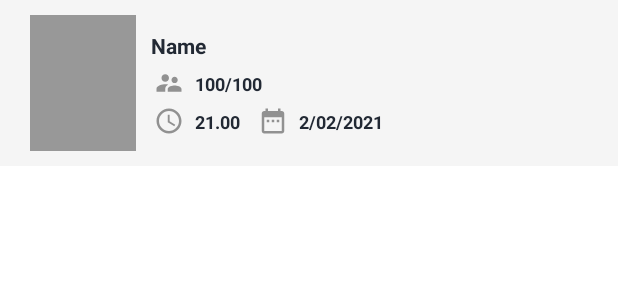
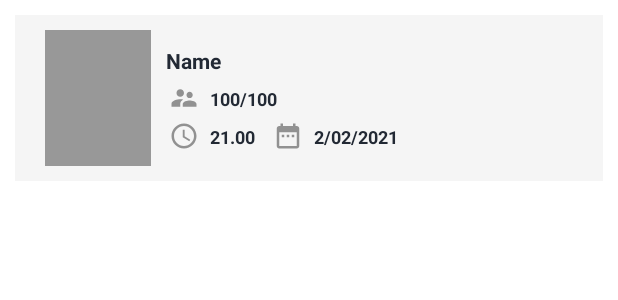
Before and after one commit to satiyaganes06/Party-mobile-project, an Android app: the layout single_list.xml on its own in the app's theme, with its tools: preview values and no code run, on a phone screen of 412 x 824 dp. Shown: the top 300 px of the screen. Run offline under Robolectric (Android 15) with nearby library versions, the phone set to English and light mode, and no system bars.

Commit message:
21/06/2023 Satiya

```diff
--- a/app/src/main/res/layout/activity_splash.xml
+++ b/app/src/main/res/layout/activity_splash.xml
@@ -11,7 +11,7 @@
         android:layout_height="300dp"
         android:layout_marginVertical="60dp"
         android:layout_marginBottom="21dp"
-        android:src="@drawable/common_google_signin_btn_icon_dark"
+        android:src="@drawable/lets_party"
         app:layout_constraintBottom_toBottomOf="parent"
         app:layout_constraintEnd_toEndOf="parent"
         app:layout_constraintHorizontal_bias="0.495"
--- a/app/src/main/res/layout/single_list.xml
+++ b/app/src/main/res/layout/single_list.xml
@@ -4,9 +4,11 @@
     xmlns:tools="http://schemas.android.com/tools"
     android:layout_width="match_parent"
     android:layout_height="wrap_content"
-    android:layout_marginTop="@dimen/item_list_marginTop"
     android:background="@color/silver"
     android:orientation="vertical"
+    android:layout_marginTop="10dp"
+    android:layout_marginRight="10dp"
+    android:layout_marginLeft="10dp"
     android:padding="@dimen/item_list_padding">
 
     <androidx.cardview.widget.CardView
```
Also changed, not shown: 1 other file.
